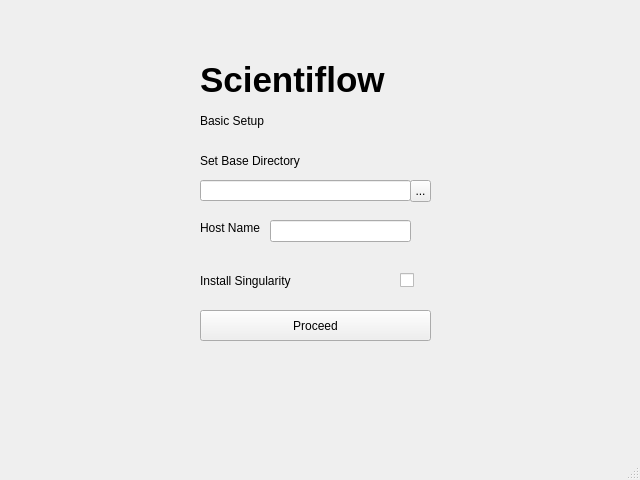
This is ui/setup.ui in IM-TechieScientist/scientiflow_gui as Qt 5 draws it before an edit. The edited form follows.
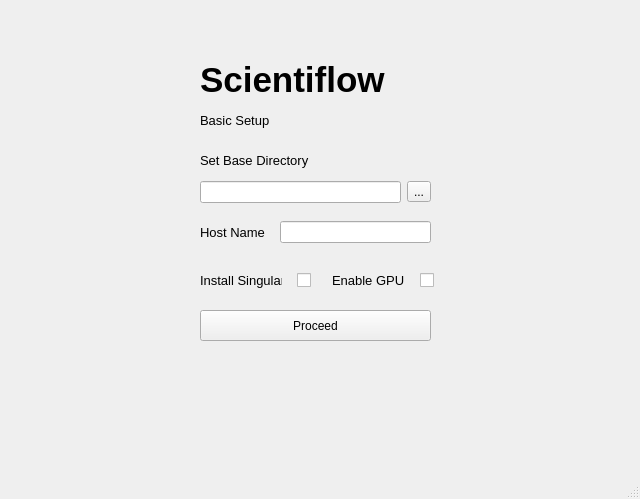
This is the edited form.

Commit message: Implemented the Jobs Execution Login

The edit to the form file:
```diff
--- a/ui/setup.ui
+++ b/ui/setup.ui
@@ -7,7 +7,7 @@
     <x>0</x>
     <y>0</y>
     <width>640</width>
-    <height>480</height>
+    <height>499</height>
    </rect>
   </property>
   <property name="windowTitle">
@@ -23,6 +23,11 @@
       <height>21</height>
      </rect>
     </property>
+    <property name="font">
+     <font>
+      <pointsize>10</pointsize>
+     </font>
+    </property>
     <property name="text">
      <string>Basic Setup</string>
     </property>
@@ -40,29 +45,6 @@
      <string>&lt;html&gt;&lt;head/&gt;&lt;body&gt;&lt;p&gt;&lt;span style=&quot; font-size:26pt; font-weight:700;&quot;&gt;Scientiflow&lt;/span&gt;&lt;/p&gt;&lt;/body&gt;&lt;/html&gt;</string>
     </property>
    </widget>
-   <widget class="QLineEdit" name="lineEdit">
-    <property name="geometry">
-     <rect>
-      <x>200</x>
-      <y>180</y>
-      <width>211</width>
-      <height>21</height>
-     </rect>
-    </property>
-   </widget>
-   <widget class="QLabel" name="label_4">
-    <property name="geometry">
-     <rect>
-      <x>200</x>
-      <y>270</y>
-      <width>271</width>
-      <height>21</height>
-     </rect>
-    </property>
-    <property name="text">
-     <string>Install Singularity</string>
-    </property>
-   </widget>
    <widget class="QPushButton" name="pushButton">
     <property name="geometry">
      <rect>
@@ -85,58 +67,158 @@
       <height>21</height>
      </rect>
     </property>
+    <property name="font">
+     <font>
+      <pointsize>10</pointsize>
+     </font>
+    </property>
     <property name="text">
      <string>Set Base Directory</string>
     </property>
    </widget>
-   <widget class="QCheckBox" name="checkBox">
+   <widget class="QWidget" name="">
     <property name="geometry">
      <rect>
-      <x>400</x>
+      <x>200</x>
       <y>270</y>
-      <width>21</width>
-      <height>20</height>
+      <width>240</width>
+      <height>21</height>
      </rect>
     </property>
-    <property name="text">
-     <string/>
+    <layout class="QHBoxLayout" name="horizontalLayout_3">
+     <property name="spacing">
+      <number>15</number>
+     </property>
+     <item>
+      <layout class="QHBoxLayout" name="horizontalLayout">
+       <property name="rightMargin">
+        <number>6</number>
+       </property>
+       <item>
+        <widget class="QLabel" name="label_4">
+         <property name="font">
+          <font>
+           <pointsize>10</pointsize>
+          </font>
+         </property>
+         <property name="text">
+          <string>Install Singularity</string>
+         </property>
+        </widget>
+       </item>
+       <item>
+        <widget class="QCheckBox" name="checkBox">
+         <property name="font">
+          <font>
+           <pointsize>10</pointsize>
+          </font>
+         </property>
+         <property name="text">
+          <string/>
+         </property>
+         <property name="iconSize">
+          <size>
+           <width>17</width>
+           <height>17</height>
+          </size>
+         </property>
+        </widget>
+       </item>
+      </layout>
+     </item>
+     <item>
+      <layout class="QHBoxLayout" name="horizontalLayout_2">
+       <property name="rightMargin">
+        <number>6</number>
+       </property>
+       <item>
+        <widget class="QLabel" name="label_6">
+         <property name="font">
+          <font>
+           <pointsize>10</pointsize>
+          </font>
+         </property>
+         <property name="text">
+          <string>Enable GPU</string>
+         </property>
+        </widget>
+       </item>
+       <item>
+        <widget class="QCheckBox" name="checkBox_2">
+         <property name="font">
+          <font>
+           <pointsize>10</pointsize>
+          </font>
+         </property>
+         <property name="text">
+          <string/>
+         </property>
+         <property name="iconSize">
+          <size>
+           <width>17</width>
+           <height>17</height>
+          </size>
+         </property>
+         <property name="checkable">
+          <bool>true</bool>
+         </property>
+        </widget>
+       </item>
+      </layout>
+     </item>
+    </layout>
+   </widget>
+   <widget class="QWidget" name="">
+    <property name="geometry">
+     <rect>
+      <x>200</x>
+      <y>220</y>
+      <width>231</width>
+      <height>24</height>
+     </rect>
     </property>
+    <layout class="QHBoxLayout" name="horizontalLayout_4">
+     <property name="spacing">
+      <number>15</number>
+     </property>
+     <item>
+      <widget class="QLabel" name="label_5">
+       <property name="font">
+        <font>
+         <pointsize>10</pointsize>
+        </font>
+       </property>
+       <property name="text">
+        <string>Host Name</string>
+       </property>
+      </widget>
+     </item>
+     <item>
+      <widget class="QLineEdit" name="lineEdit_2"/>
+     </item>
+    </layout>
    </widget>
-   <widget class="QToolButton" name="toolButton">
+   <widget class="QWidget" name="">
     <property name="geometry">
      <rect>
-      <x>410</x>
+      <x>200</x>
       <y>180</y>
-      <width>21</width>
-      <height>22</height>
+      <width>231</width>
+      <height>24</height>
      </rect>
     </property>
-    <property name="text">
-     <string>...</string>
-    </property>
-   </widget>
-   <widget class="QLabel" name="label_5">
-    <property name="geometry">
-     <rect>
-      <x>200</x>
-      <y>220</y>
-      <width>71</width>
-      <height>16</height>
-     </rect>
-    </property>
-    <property name="text">
-     <string>Host Name</string>
-    </property>
-   </widget>
-   <widget class="QLineEdit" name="lineEdit_2">
-    <property name="geometry">
-     <rect>
-      <x>270</x>
-      <y>220</y>
-      <width>141</width>
-      <height>22</height>
-     </rect>
-    </property>
+    <layout class="QHBoxLayout" name="horizontalLayout_5">
+     <item>
+      <widget class="QLineEdit" name="lineEdit"/>
+     </item>
+     <item>
+      <widget class="QToolButton" name="toolButton">
+       <property name="text">
+        <string>...</string>
+       </property>
+      </widget>
+     </item>
+    </layout>
    </widget>
   </widget>
   <widget class="QMenuBar" name="menubar">
```
The commit also changes 2 other files.
